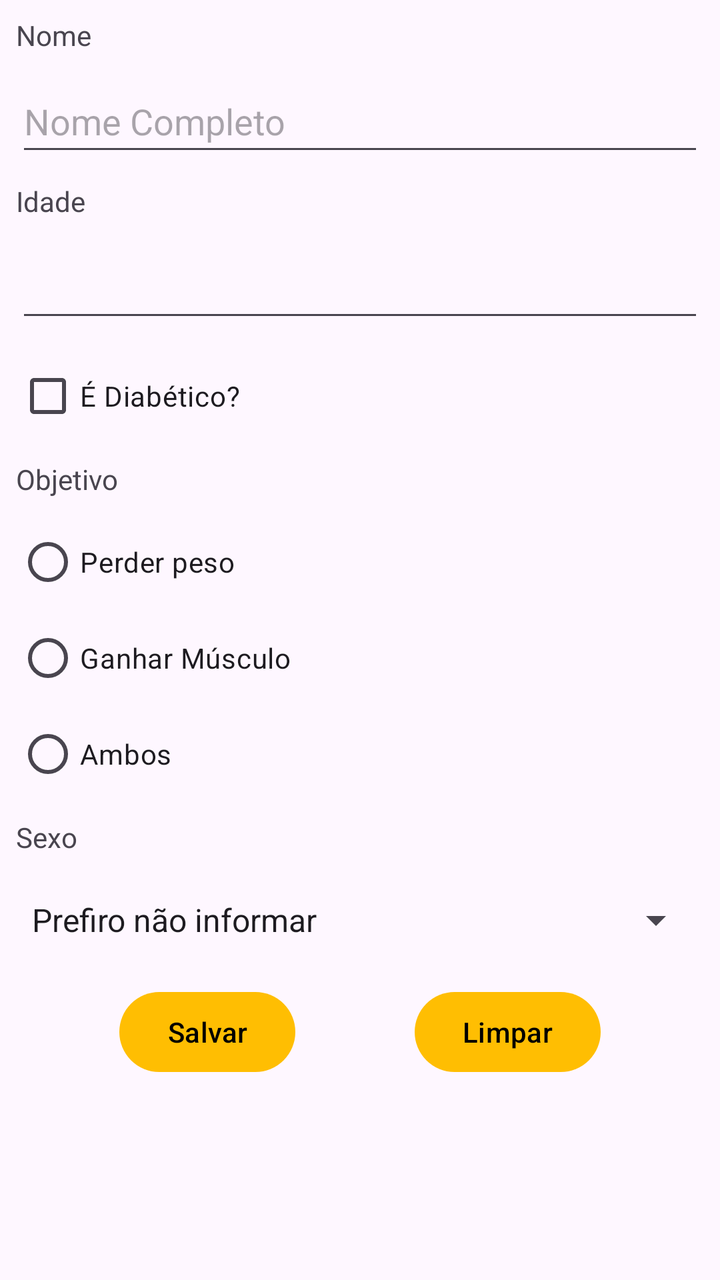
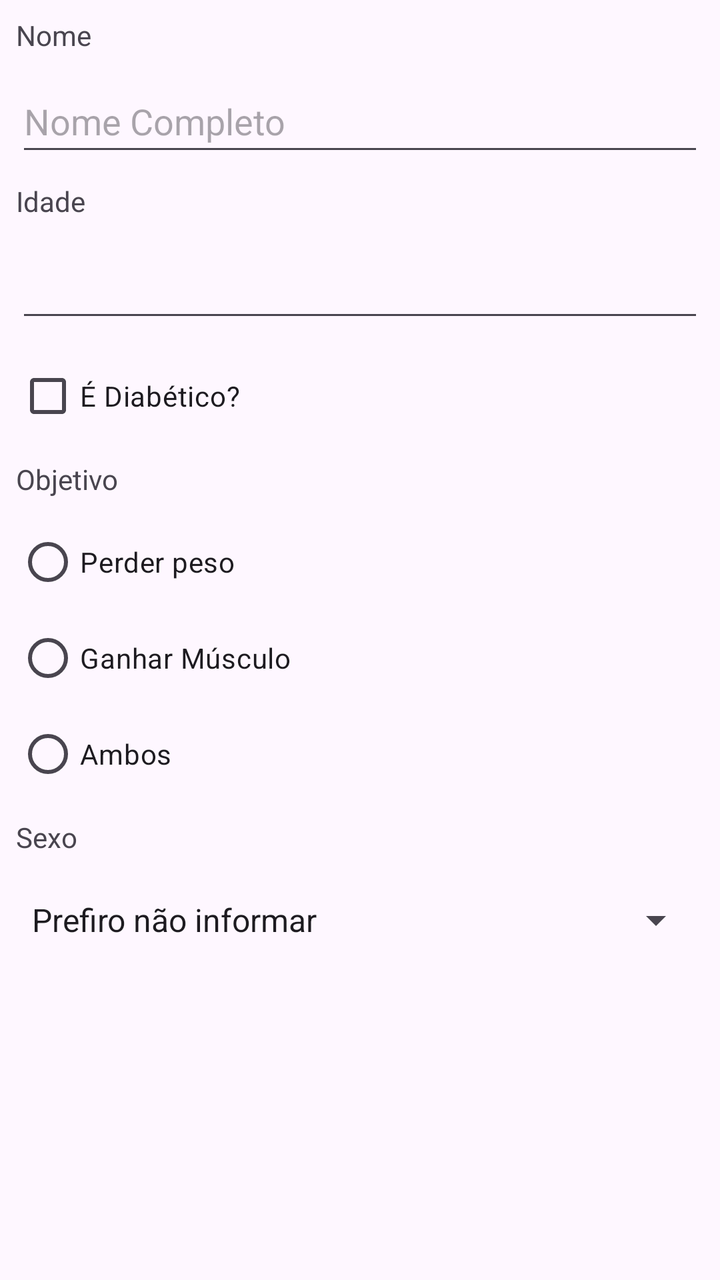

The first picture is an Android layout as it rendered before a commit; the second is the same layout after the commit. The layout source and the unified diff follow.
<!-- AndroidManifest.xml: application theme Theme.ThemeStylesIcons -->
<!-- res/layout/activity_main.xml -->
<?xml version="1.0" encoding="utf-8"?>
<ScrollView xmlns:android="http://schemas.android.com/apk/res/android"
    xmlns:app="http://schemas.android.com/apk/res-auto"
    xmlns:tools="http://schemas.android.com/tools"
    android:id="@+id/main"
    android:layout_width="match_parent"
    android:layout_height="match_parent"
    android:fillViewport="true"
    android:fitsSystemWindows="true"
    tools:context=".MainActivity">

    <androidx.constraintlayout.widget.ConstraintLayout
        android:layout_width="match_parent"
        android:layout_height="wrap_content">

        <TextView
            android:id="@+id/textViewNome"
            android:layout_width="wrap_content"
            android:layout_height="wrap_content"
            android:layout_marginStart="8dp"
            android:layout_marginTop="8dp"
            android:labelFor="@id/editTextNomeCadastro"
            android:text="@string/nome_usuario_cadastro"
            app:layout_constraintStart_toStartOf="parent"
            app:layout_constraintTop_toTopOf="parent" />

        <EditText
            android:id="@+id/editTextNomeCadastro"
            android:layout_width="0dp"
            android:layout_height="48dp"
            android:layout_marginStart="8dp"
            android:layout_marginTop="8dp"
            android:layout_marginEnd="8dp"
            android:ems="10"
            android:hint="@string/hint_nome"
            android:inputType="text|textCapWords"
            app:layout_constraintEnd_toEndOf="parent"
            app:layout_constraintStart_toStartOf="parent"
            app:layout_constraintTop_toBottomOf="@+id/textViewNome" />

        <TextView
            android:id="@+id/textViewIdade"
            android:layout_width="wrap_content"
            android:layout_height="wrap_content"
            android:layout_marginStart="8dp"
            android:layout_marginTop="8dp"
            android:labelFor="@id/editTextIdadeCadastro"
            android:text="@string/idade_cadastro"
            app:layout_constraintStart_toStartOf="parent"
            app:layout_constraintTop_toBottomOf="@+id/editTextNomeCadastro" />

        <EditText
            android:id="@+id/editTextIdadeCadastro"
            android:layout_width="0dp"
            android:layout_height="48dp"
            android:layout_marginStart="8dp"
            android:layout_marginTop="8dp"
            android:layout_marginEnd="8dp"
            android:ems="10"
            android:inputType="number"
            app:layout_constraintEnd_toEndOf="parent"
            app:layout_constraintStart_toStartOf="parent"
            app:layout_constraintTop_toBottomOf="@+id/textViewIdade" />

        <CheckBox
            android:id="@+id/checkBoxDiabeticoCadastro"
            android:layout_width="wrap_content"
            android:layout_height="wrap_content"
            android:layout_marginStart="8dp"
            android:layout_marginTop="8dp"
            android:text="@string/eh_diabetico"
            app:layout_constraintStart_toStartOf="parent"
            app:layout_constraintTop_toBottomOf="@+id/editTextIdadeCadastro" />

        <TextView
            android:id="@+id/textViewObjetivo"
            android:layout_width="wrap_content"
            android:layout_height="wrap_content"
            android:layout_marginStart="8dp"
            android:layout_marginTop="8dp"
            android:labelFor="@id/radioGroupObjetivo"
            android:text="@string/objetivo_cadastro"
            app:layout_constraintStart_toStartOf="parent"
            app:layout_constraintTop_toBottomOf="@+id/checkBoxDiabeticoCadastro" />

        <RadioGroup
            android:id="@+id/radioGroupObjetivo"
            android:layout_width="wrap_content"
            android:layout_height="wrap_content"
            android:layout_marginStart="8dp"
            android:layout_marginTop="8dp"
            app:layout_constraintStart_toStartOf="parent"
            app:layout_constraintTop_toBottomOf="@+id/textViewObjetivo">

            <RadioButton
                android:id="@+id/radioButtonPerderPeso"
                android:layout_width="match_parent"
                android:layout_height="wrap_content"
                android:text="@string/perder_peso" />

            <RadioButton
                android:id="@+id/radioButtonGanharMusculo"
                android:layout_width="match_parent"
                android:layout_height="wrap_content"
                android:text="@string/ganhar_musculo" />

            <RadioButton
                android:id="@+id/radioButtonAmbos"
                android:layout_width="match_parent"
                android:layout_height="wrap_content"
                android:text="@string/ambos_cadastro" />
        </RadioGroup>

        <Button
            android:id="@+id/buttonLimpar"
            android:layout_width="wrap_content"
            android:layout_height="wrap_content"
            android:onClick="limpar"
            android:text="@string/limpar_cadastro"
            app:layout_constraintEnd_toEndOf="parent"
            app:layout_constraintHorizontal_bias="0.5"
            app:layout_constraintStart_toEndOf="@+id/buttonSalvar"
            app:layout_constraintTop_toTopOf="@+id/buttonSalvar" />

        <Button
            android:id="@+id/buttonSalvar"
            android:layout_width="wrap_content"
            android:layout_height="wrap_content"
            android:layout_marginTop="8dp"
            android:onClick="salvar"
            android:text="@string/salvar_cadastro"
            app:layout_constraintEnd_toStartOf="@+id/buttonLimpar"
            app:layout_constraintHorizontal_bias="0.5"
            app:layout_constraintStart_toStartOf="parent"
            app:layout_constraintTop_toBottomOf="@+id/spinnerSexo" />

        <Spinner
            android:id="@+id/spinnerSexo"
            android:layout_width="0dp"
            android:layout_height="48dp"
            android:layout_marginStart="8dp"
            android:layout_marginTop="8dp"
            android:layout_marginEnd="8dp"
            android:entries="@array/sexo"
            android:spinnerMode="dialog"
            app:layout_constraintEnd_toEndOf="parent"
            app:layout_constraintStart_toStartOf="parent"
            app:layout_constraintTop_toBottomOf="@+id/textViewSexo" />

        <TextView
            android:id="@+id/textViewSexo"
            android:layout_width="wrap_content"
            android:layout_height="wrap_content"
            android:layout_marginStart="8dp"
            android:layout_marginTop="8dp"
            android:labelFor="@id/spinnerSexo"
            android:text="@string/sexo_cadastro"
            app:layout_constraintStart_toStartOf="parent"
            app:layout_constraintTop_toBottomOf="@+id/radioGroupObjetivo" />

    </androidx.constraintlayout.widget.ConstraintLayout>
</ScrollView>
<!-- resources referenced by this layout -->
<resources>
  <string-array name="sexo">
          <item>@string/nao_informar</item>
          <item>@string/masculino</item>
          <item>@string/feminino</item>
      </string-array>
  <string name="ambos_cadastro">Ambos</string>
  <string name="eh_diabetico">É Diabético?</string>
  <string name="ganhar_musculo">Ganhar Músculo</string>
  <string name="hint_nome">Nome Completo</string>
  <string name="idade_cadastro">Idade</string>
  <string name="limpar_cadastro">Limpar</string>
  <string name="nome_usuario_cadastro">Nome</string>
  <string name="objetivo_cadastro">Objetivo</string>
  <string name="perder_peso">Perder peso</string>
  <string name="salvar_cadastro">Salvar</string>
  <string name="sexo_cadastro">Sexo</string>
  <style name="Theme.ThemeStylesIcons" parent="Theme.Material3.Light">
          <item name="android:statusBarColor">@android:color/transparent</item>
          <item name="android:windowTranslucentStatus">true</item>
          
           <item name="colorPrimary">@color/amarelo</item>
           <item name="colorPrimaryVariant">@color/amarelo_escuro</item>
           <item name="colorOnPrimary">@color/preto</item>
      </style>
  <string name="nao_informar">Prefiro não informar</string>
  <string name="masculino">Masculino</string>
  <string name="feminino">Feminino</string>
  <color name="amarelo">#FFBE02</color>
  <color name="amarelo_escuro">#FF9800</color>
  <color name="preto">#FF000000</color>
</resources>

<!-- the commit's change to res/layout/activity_main.xml (unified diff, before → after) -->
@@ -111,29 +111,6 @@
                 android:text="@string/ambos_cadastro" />
         </RadioGroup>
 
-        <Button
-            android:id="@+id/buttonLimpar"
-            android:layout_width="wrap_content"
-            android:layout_height="wrap_content"
-            android:onClick="limpar"
-            android:text="@string/limpar_cadastro"
-            app:layout_constraintEnd_toEndOf="parent"
-            app:layout_constraintHorizontal_bias="0.5"
-            app:layout_constraintStart_toEndOf="@+id/buttonSalvar"
-            app:layout_constraintTop_toTopOf="@+id/buttonSalvar" />
-
-        <Button
-            android:id="@+id/buttonSalvar"
-            android:layout_width="wrap_content"
-            android:layout_height="wrap_content"
-            android:layout_marginTop="8dp"
-            android:onClick="salvar"
-            android:text="@string/salvar_cadastro"
-            app:layout_constraintEnd_toStartOf="@+id/buttonLimpar"
-            app:layout_constraintHorizontal_bias="0.5"
-            app:layout_constraintStart_toStartOf="parent"
-            app:layout_constraintTop_toBottomOf="@+id/spinnerSexo" />
-
         <Spinner
             android:id="@+id/spinnerSexo"
             android:layout_width="0dp"
<!-- resource entries referenced after the edit -->
@@ -10,11 +10,9 @@
   <string name="ganhar_musculo">Ganhar Músculo</string>
   <string name="hint_nome">Nome Completo</string>
   <string name="idade_cadastro">Idade</string>
-  <string name="limpar_cadastro">Limpar</string>
   <string name="nome_usuario_cadastro">Nome</string>
   <string name="objetivo_cadastro">Objetivo</string>
   <string name="perder_peso">Perder peso</string>
-  <string name="salvar_cadastro">Salvar</string>
   <string name="sexo_cadastro">Sexo</string>
   <style name="Theme.ThemeStylesIcons" parent="Theme.Material3.Light">
           <item name="android:statusBarColor">@android:color/transparent</item>
@@ -23,6 +21,8 @@
            <item name="colorPrimary">@color/amarelo</item>
            <item name="colorPrimaryVariant">@color/amarelo_escuro</item>
            <item name="colorOnPrimary">@color/preto</item>
+          
+          <item name="android:textColorLink">@color/azul_escuro</item>
       </style>
   <string name="nao_informar">Prefiro não informar</string>
   <string name="masculino">Masculino</string>
@@ -30,5 +30,6 @@
   <color name="amarelo">#FFBE02</color>
   <color name="amarelo_escuro">#FF9800</color>
   <color name="preto">#FF000000</color>
+  <color name="azul_escuro">#3F51B5</color>
 </resources>
 
